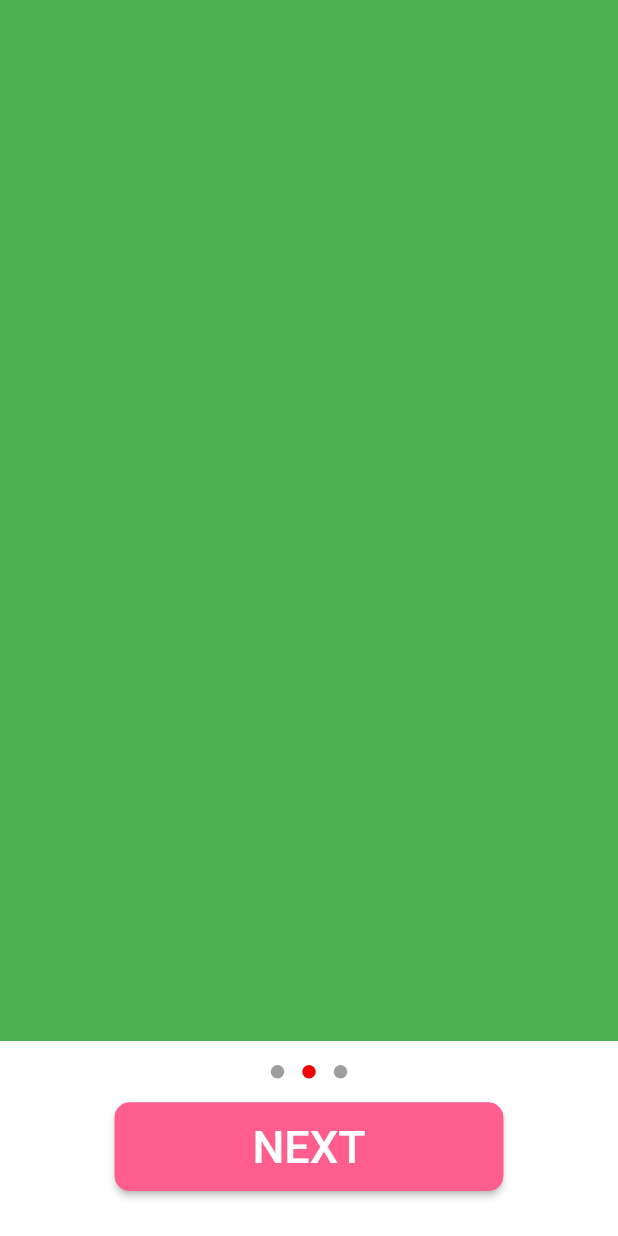
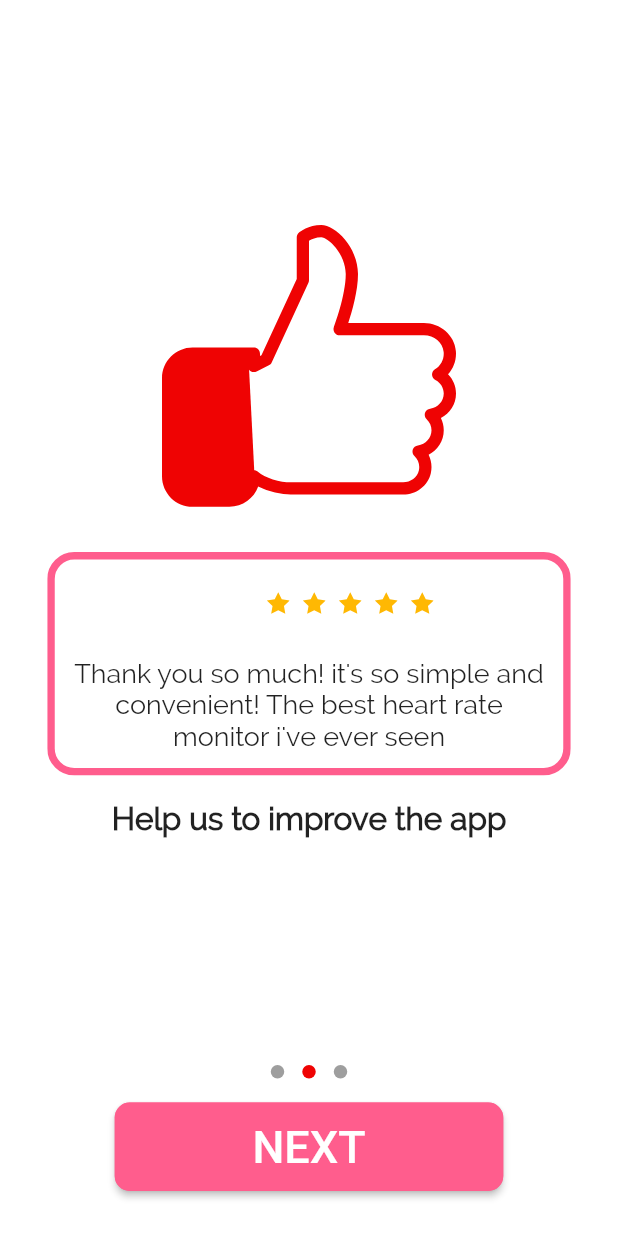
Before and after one commit to Abdugaffarkutbiddinov/pulse_app, a Flutter app: the screen it shows after launch, swiped to page 2, on a phone screen of 412 x 824 dp. Run offline on Flutter 3.47's test engine with Material 2 defaults, Android fonts, the phone set to English and light mode, and no system bars; drawn by our look-alikes of dots_indicator; our stand-ins replace flutter_svg.

Commit message:
measure_screen_2.dart implemented

```diff
--- a/lib/measure/measure_screen_2.dart
+++ b/lib/measure/measure_screen_2.dart
@@ -1,10 +1,155 @@
 import 'package:flutter/cupertino.dart';
 import 'package:flutter/material.dart';
+import 'package:flutter_svg/flutter_svg.dart';
+import 'package:flutter_svg/svg.dart';
 
 class MeasureTwoScreen extends StatelessWidget {
+  final outHandPart = SvgPicture.asset(
+    'assets/outHandPart.svg',
+    color: Color(0xFFEF0303),
+  );
+  final innerHandPart = SvgPicture.asset(
+    'assets/innerHandPart.svg',
+    color: Color(0xFFEF0303),
+  );
+
+  final frame = SvgPicture.asset(
+    'assets/frame.svg',
+    color: Color(0xFFFF5D8D),
+  );
+  final image = SvgPicture.asset('assets/image.svg');
+  final pngImage = Image.asset('assets/image.png');
+  final star = SvgPicture.asset(
+    'assets/star.svg',
+    color: Color(0xFFFFB803),
+  );
 
   @override
   Widget build(BuildContext context) {
-    return Container(color: Colors.green,);
+    return Container(
+      child: SafeArea(
+        child: Padding(
+          padding: const EdgeInsets.symmetric(vertical: 150),
+          child: Column(
+            children: [
+              SafeArea(
+                child: GoodSign(
+                    outHandPart: outHandPart, innerHandPart: innerHandPart),
+              ),
+              SizedBox(
+                height: 30,
+              ),
+              SafeArea(child: FrameRate(frame: frame, star: star)),
+              SizedBox(
+                height: 16,
+              ),
+              Text(
+                'Help us to improve the app',
+                textAlign: TextAlign.center,
+                style: TextStyle(fontSize: 21, fontWeight: FontWeight.w700,fontFamily: 'Raleway'),
+              )
+            ],
+          ),
+        ),
+      ),
+    );
   }
 }
+
+class FrameRate extends StatelessWidget {
+  const FrameRate({
+    Key? key,
+    required this.frame,
+    required this.star,
+  }) : super(key: key);
+
+  final SvgPicture frame;
+  final SvgPicture star;
+
+  @override
+  Widget build(BuildContext context) {
+    return Stack(
+      children: [
+        frame,
+        Positioned(
+          child: star,
+          top: 26.39,
+          left: 146,
+          bottom: 107.39,
+          right: 187,
+        ),
+        Positioned(
+          child: star,
+          top: 26.39,
+          left: 170,
+          bottom: 107.39,
+          right: 163,
+        ),
+        Positioned(
+          child: star,
+          top: 26.39,
+          left: 194,
+          bottom: 107.39,
+          right: 139,
+        ),
+        Positioned(
+          child: star,
+          top: 26.39,
+          left: 218,
+          bottom: 107.39,
+          right: 115,
+        ),
+        Positioned(
+          child: star,
+          top: 26.39,
+          left: 242,
+          bottom: 107.39,
+          right: 91,
+        ),
+        Positioned(
+          child: Text(
+            "Thank you so much! "
+            "it's so simple and convenient! "
+            "The best heart rate monitor i've ever seen",
+            textAlign: TextAlign.center,
+            style: TextStyle(
+                fontSize: 18,
+                fontFamily: 'Raleway',
+                fontWeight: FontWeight.w500),
+          ),
+          top: 70,
+          left: 12,
+          right: 12,
+          bottom: 15,
+        )
+      ],
+    );
+  }
+}
+
+class GoodSign extends StatelessWidget {
+  const GoodSign({
+    Key? key,
+    required this.outHandPart,
+    required this.innerHandPart,
+  }) : super(key: key);
+
+  final SvgPicture outHandPart;
+  final SvgPicture innerHandPart;
+
+  @override
+  Widget build(BuildContext context) {
+    return Stack(
+      children: [
+        outHandPart,
+        Positioned(
+          child: innerHandPart,
+          top: 85.92,
+          left: 4,
+          bottom: 2.92,
+          right: 133.5,
+        )
+      ],
+    );
+  }
+}
--- a/pubspec.yaml
+++ b/pubspec.yaml
@@ -54,6 +54,12 @@ flutter:
   - assets/middleRectan.svg
   - assets/rectangle.svg
   - assets/smallRectan.svg
+  - assets/frame.svg
+  - assets/image.svg
+  - assets/innerHandPart.svg
+  - assets/outHandPart.svg
+  - assets/star.svg
+  - assets/image.png
 
 
   # An image asset can refer to one or more resolution-specific "variants", see
```
Also changed, not shown: assets/frame.svg (added), assets/image.png (added), assets/innerHandPart.svg (added), assets/outHandPart.svg (added), assets/star.svg (added), 1 other file.
